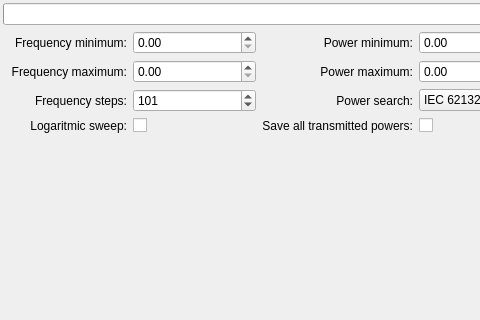
Qt form src/gui/dpi_view.ui (eseo-emc/emctestbench) before a commit; both pictures show x 0 to 480 and y 0 to 320 of the 675 by 480 pixel window.
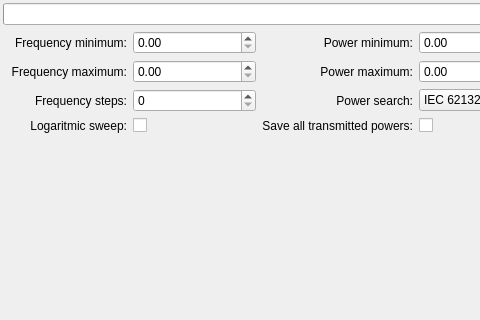
The same form after that commit. Custom widgets are drawn as their Qt base class.

Commit message: Obsoleted the pyuic4 step, by the uic.loadUiType() mechanism. Removed all superfluous *_view.py files and introduced an IntegerWidget.

What changed in the file:
```diff
--- a/src/gui/dpi_view.ui
+++ b/src/gui/dpi_view.ui
@@ -94,22 +94,6 @@
        </property>
       </widget>
      </item>
-     <item row="3" column="1">
-      <widget class="QDoubleSpinBox" name="frequencySteps">
-       <property name="decimals">
-        <number>0</number>
-       </property>
-       <property name="minimum">
-        <double>1.000000000000000</double>
-       </property>
-       <property name="maximum">
-        <double>10000.000000000000000</double>
-       </property>
-       <property name="value">
-        <double>101.000000000000000</double>
-       </property>
-      </widget>
-     </item>
      <item row="3" column="2">
       <widget class="QLabel" name="label_11">
        <property name="text">
@@ -168,6 +152,9 @@
        </property>
       </widget>
      </item>
+     <item row="3" column="1">
+      <widget class="IntegerWidgetController" name="frequencySteps"/>
+     </item>
     </layout>
    </item>
    <item>
@@ -179,6 +166,11 @@
   </layout>
  </widget>
  <customwidgets>
+  <customwidget>
+   <class>QuantityWidgetController</class>
+   <extends>QDoubleSpinBox</extends>
+   <header>gui.quantitywidget_controller.h</header>
+  </customwidget>
   <customwidget>
    <class>DropWidget</class>
    <extends>QWidget</extends>
@@ -191,9 +183,9 @@
    <header>gui.powerwidget_controller.h</header>
   </customwidget>
   <customwidget>
-   <class>QuantityWidgetController</class>
-   <extends>QDoubleSpinBox</extends>
-   <header>quantitywidget_controller.h</header>
+   <class>IntegerWidgetController</class>
+   <extends>QSpinBox</extends>
+   <header>gui.integerwidget_controller.h</header>
   </customwidget>
  </customwidgets>
  <resources/>
```
The commit also changes 51 other files.
